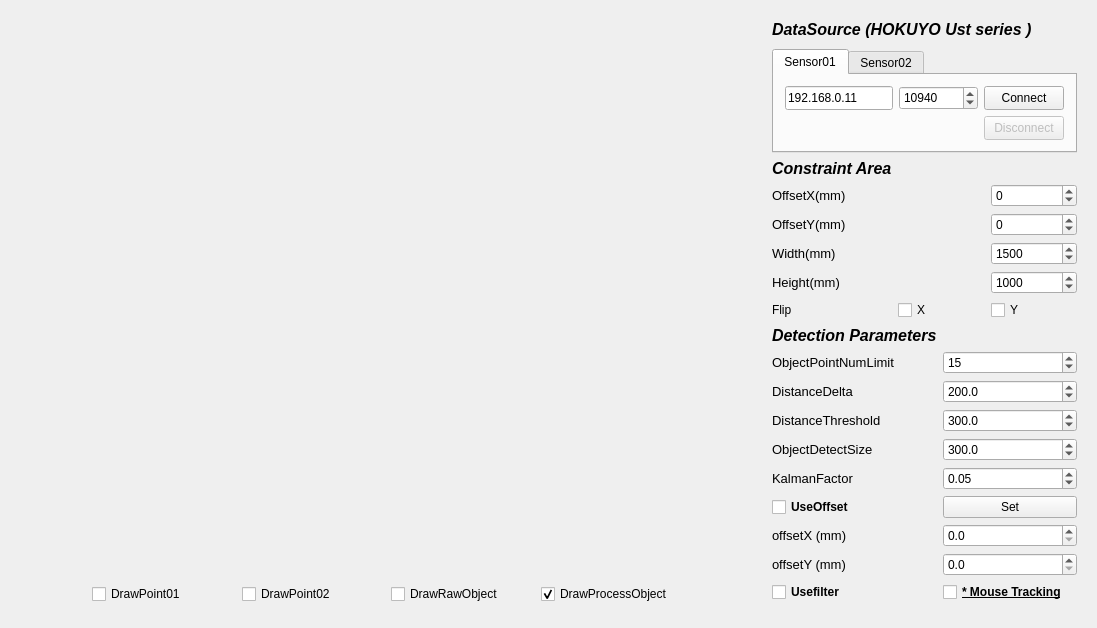
Zhi0927/WiserUrg, file QT_URG/QT_URG.ui: the form before one commit.
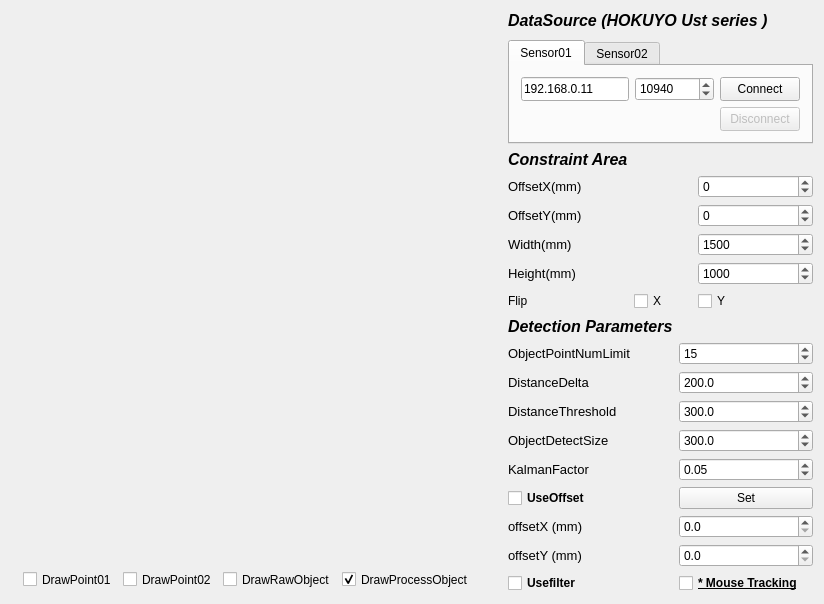
The form after the commit. Custom widgets are drawn as their Qt base class.

```diff
--- a/QT_URG/QT_URG.ui
+++ b/QT_URG/QT_URG.ui
@@ -6,8 +6,8 @@
    <rect>
     <x>0</x>
     <y>0</y>
-    <width>1097</width>
-    <height>601</height>
+    <width>824</width>
+    <height>575</height>
    </rect>
   </property>
   <property name="sizePolicy">
@@ -22,23 +22,14 @@
   <property name="layoutDirection">
    <enum>Qt::LeftToRight</enum>
   </property>
-  <layout class="QGridLayout" name="gridLayout_4" rowstretch="1,0,0,0" columnstretch="10,0">
+  <layout class="QGridLayout" name="gridLayout_4" rowstretch="2,4,6" columnstretch="6,2">
    <property name="leftMargin">
-    <number>20</number>
-   </property>
-   <property name="topMargin">
-    <number>20</number>
-   </property>
-   <property name="rightMargin">
-    <number>20</number>
-   </property>
-   <property name="bottomMargin">
-    <number>20</number>
+    <number>9</number>
    </property>
    <property name="horizontalSpacing">
-    <number>15</number>
+    <number>20</number>
    </property>
-   <item row="0" column="0" rowspan="4">
+   <item row="0" column="0" rowspan="3">
     <layout class="QVBoxLayout" name="verticalLayout_2" stretch="20,1">
      <item>
       <widget class="QCustomPlot" name="plot" native="true">
@@ -187,6 +178,527 @@
      </item>
     </layout>
    </item>
+   <item row="0" column="1">
+    <layout class="QVBoxLayout" name="verticalLayout">
+     <property name="spacing">
+      <number>10</number>
+     </property>
+     <item>
+      <widget class="QLabel" name="DataSource_Label">
+       <property name="sizePolicy">
+        <sizepolicy hsizetype="Expanding" vsizetype="Expanding">
+         <horstretch>0</horstretch>
+         <verstretch>0</verstretch>
+        </sizepolicy>
+       </property>
+       <property name="font">
+        <font>
+         <family>Arial</family>
+         <pointsize>12</pointsize>
+         <weight>75</weight>
+         <italic>true</italic>
+         <bold>true</bold>
+        </font>
+       </property>
+       <property name="text">
+        <string>DataSource (HOKUYO Ust series )</string>
+       </property>
+      </widget>
+     </item>
+     <item>
+      <widget class="QTabWidget" name="tabWidget">
+       <property name="font">
+        <font>
+         <family>Arial</family>
+        </font>
+       </property>
+       <property name="currentIndex">
+        <number>0</number>
+       </property>
+       <widget class="QWidget" name="Sensor01">
+        <attribute name="title">
+         <string>Sensor01</string>
+        </attribute>
+        <layout class="QGridLayout" name="gridLayout_6">
+         <item row="2" column="2">
+          <widget class="QPushButton" name="Disconnect_Button_01">
+           <property name="enabled">
+            <bool>false</bool>
+           </property>
+           <property name="sizePolicy">
+            <sizepolicy hsizetype="Expanding" vsizetype="Expanding">
+             <horstretch>0</horstretch>
+             <verstretch>0</verstretch>
+            </sizepolicy>
+           </property>
+           <property name="text">
+            <string>Disconnect</string>
+           </property>
+          </widget>
+         </item>
+         <item row="1" column="2">
+          <widget class="QPushButton" name="Connect_Button_01">
+           <property name="sizePolicy">
+            <sizepolicy hsizetype="Expanding" vsizetype="Expanding">
+             <horstretch>0</horstretch>
+             <verstretch>0</verstretch>
+            </sizepolicy>
+           </property>
+           <property name="text">
+            <string>Connect</string>
+           </property>
+          </widget>
+         </item>
+         <item row="1" column="1">
+          <widget class="QDoubleSpinBox" name="Port_number_input_01">
+           <property name="sizePolicy">
+            <sizepolicy hsizetype="Expanding" vsizetype="Expanding">
+             <horstretch>0</horstretch>
+             <verstretch>0</verstretch>
+            </sizepolicy>
+           </property>
+           <property name="decimals">
+            <number>0</number>
+           </property>
+           <property name="maximum">
+            <double>20000.000000000000000</double>
+           </property>
+           <property name="stepType">
+            <enum>QAbstractSpinBox::DefaultStepType</enum>
+           </property>
+           <property name="value">
+            <double>10940.000000000000000</double>
+           </property>
+          </widget>
+         </item>
+         <item row="1" column="0">
+          <widget class="QLineEdit" name="IP_Input_01">
+           <property name="sizePolicy">
+            <sizepolicy hsizetype="Expanding" vsizetype="Expanding">
+             <horstretch>0</horstretch>
+             <verstretch>0</verstretch>
+            </sizepolicy>
+           </property>
+           <property name="text">
+            <string>192.168.0.11</string>
+           </property>
+          </widget>
+         </item>
+        </layout>
+       </widget>
+       <widget class="QWidget" name="Sensor02">
+        <attribute name="title">
+         <string>Sensor02</string>
+        </attribute>
+        <layout class="QGridLayout" name="gridLayout_5">
+         <item row="1" column="0">
+          <widget class="QLineEdit" name="IP_Input_02">
+           <property name="sizePolicy">
+            <sizepolicy hsizetype="Expanding" vsizetype="Expanding">
+             <horstretch>0</horstretch>
+             <verstretch>0</verstretch>
+            </sizepolicy>
+           </property>
+           <property name="text">
+            <string>192.168.0.10</string>
+           </property>
+          </widget>
+         </item>
+         <item row="1" column="2">
+          <widget class="QPushButton" name="Connect_Button_02">
+           <property name="sizePolicy">
+            <sizepolicy hsizetype="Expanding" vsizetype="Expanding">
+             <horstretch>0</horstretch>
+             <verstretch>0</verstretch>
+            </sizepolicy>
+           </property>
+           <property name="text">
+            <string>Connect</string>
+           </property>
+          </widget>
+         </item>
+         <item row="1" column="1">
+          <widget class="QDoubleSpinBox" name="Port_number_input_02">
+           <property name="sizePolicy">
+            <sizepolicy hsizetype="Expanding" vsizetype="Expanding">
+             <horstretch>0</horstretch>
+             <verstretch>0</verstretch>
+            </sizepolicy>
+           </property>
+           <property name="decimals">
+            <number>0</number>
+           </property>
+           <property name="maximum">
+            <double>20000.000000000000000</double>
+           </property>
+           <property name="stepType">
+            <enum>QAbstractSpinBox::DefaultStepType</enum>
+           </property>
+           <property name="value">
+            <double>10940.000000000000000</double>
+           </property>
+          </widget>
+         </item>
+         <item row="2" column="2">
+          <widget class="QPushButton" name="Disconnect_Button_02">
+           <property name="enabled">
+            <bool>false</bool>
+           </property>
+           <property name="sizePolicy">
+            <sizepolicy hsizetype="Expanding" vsizetype="Expanding">
+             <horstretch>0</horstretch>
+             <verstretch>0</verstretch>
+            </sizepolicy>
+           </property>
+           <property name="text">
+            <string>Disconnect</string>
+           </property>
+          </widget>
+         </item>
+         <item row="2" column="1">
+          <widget class="QDoubleSpinBox" name="OriginX">
+           <property name="decimals">
+            <number>1</number>
+           </property>
+           <property name="minimum">
+            <double>-20000.000000000000000</double>
+           </property>
+           <property name="maximum">
+            <double>20000.000000000000000</double>
+           </property>
+           <property name="value">
+            <double>-1500.000000000000000</double>
+           </property>
+          </widget>
+         </item>
+         <item row="2" column="0">
+          <widget class="QLabel" name="label">
+           <property name="font">
+            <font>
+             <family>Arial</family>
+             <weight>75</weight>
+             <bold>true</bold>
+            </font>
+           </property>
+           <property name="text">
+            <string> Relative PosX(mm)</string>
+           </property>
+           <property name="alignment">
+            <set>Qt::AlignRight|Qt::AlignTrailing|Qt::AlignVCenter</set>
+           </property>
+          </widget>
+         </item>
+        </layout>
+       </widget>
+      </widget>
+     </item>
+    </layout>
+   </item>
+   <item row="1" column="1">
+    <layout class="QGridLayout" name="gridLayout_2" columnstretch="2,1,2">
+     <item row="0" column="0">
+      <widget class="QLabel" name="Constraint_Region_Label">
+       <property name="sizePolicy">
+        <sizepolicy hsizetype="Expanding" vsizetype="Expanding">
+         <horstretch>0</horstretch>
+         <verstretch>0</verstretch>
+        </sizepolicy>
+       </property>
+       <property name="font">
+        <font>
+         <family>Arial</family>
+         <pointsize>12</pointsize>
+         <weight>75</weight>
+         <italic>true</italic>
+         <bold>true</bold>
+        </font>
+       </property>
+       <property name="text">
+        <string>Constraint Area</string>
+       </property>
+      </widget>
+     </item>
+     <item row="1" column="0">
+      <widget class="QLabel" name="OffsetX_label">
+       <property name="sizePolicy">
+        <sizepolicy hsizetype="Expanding" vsizetype="Expanding">
+         <horstretch>0</horstretch>
+         <verstretch>0</verstretch>
+        </sizepolicy>
+       </property>
+       <property name="font">
+        <font>
+         <family>Arial</family>
+         <pointsize>10</pointsize>
+         <weight>50</weight>
+         <bold>false</bold>
+        </font>
+       </property>
+       <property name="text">
+        <string>OffsetX(mm)</string>
+       </property>
+       <property name="textFormat">
+        <enum>Qt::PlainText</enum>
+       </property>
+       <property name="alignment">
+        <set>Qt::AlignLeading|Qt::AlignLeft|Qt::AlignVCenter</set>
+       </property>
+      </widget>
+     </item>
+     <item row="1" column="2">
+      <widget class="QDoubleSpinBox" name="OffsetX_Input">
+       <property name="sizePolicy">
+        <sizepolicy hsizetype="Expanding" vsizetype="Expanding">
+         <horstretch>0</horstretch>
+         <verstretch>0</verstretch>
+        </sizepolicy>
+       </property>
+       <property name="font">
+        <font>
+         <family>Arial</family>
+        </font>
+       </property>
+       <property name="toolTipDuration">
+        <number>-1</number>
+       </property>
+       <property name="layoutDirection">
+        <enum>Qt::LeftToRight</enum>
+       </property>
+       <property name="autoFillBackground">
+        <bool>false</bool>
+       </property>
+       <property name="decimals">
+        <number>0</number>
+       </property>
+       <property name="minimum">
+        <double>-50000.000000000000000</double>
+       </property>
+       <property name="maximum">
+        <double>50000.000000000000000</double>
+       </property>
+       <property name="value">
+        <double>0.000000000000000</double>
+       </property>
+      </widget>
+     </item>
+     <item row="2" column="0">
+      <widget class="QLabel" name="OffsetY_label">
+       <property name="sizePolicy">
+        <sizepolicy hsizetype="Expanding" vsizetype="Expanding">
+         <horstretch>0</horstretch>
+         <verstretch>0</verstretch>
+        </sizepolicy>
+       </property>
+       <property name="font">
+        <font>
+         <family>Arial</family>
+         <pointsize>10</pointsize>
+         <weight>50</weight>
+         <bold>false</bold>
+        </font>
+       </property>
+       <property name="text">
+        <string>OffsetY(mm)</string>
+       </property>
+       <property name="textFormat">
+        <enum>Qt::PlainText</enum>
+       </property>
+       <property name="alignment">
+        <set>Qt::AlignLeading|Qt::AlignLeft|Qt::AlignVCenter</set>
+       </property>
+      </widget>
+     </item>
+     <item row="2" column="2">
+      <widget class="QDoubleSpinBox" name="OffsetY_Input">
+       <property name="sizePolicy">
+        <sizepolicy hsizetype="Expanding" vsizetype="Expanding">
+         <horstretch>0</horstretch>
+         <verstretch>0</verstretch>
+        </sizepolicy>
+       </property>
+       <property name="font">
+        <font>
+         <family>Arial</family>
+        </font>
+       </property>
+       <property name="decimals">
+        <number>0</number>
+       </property>
+       <property name="minimum">
+        <double>-50000.000000000000000</double>
+       </property>
+       <property name="maximum">
+        <double>50000.000000000000000</double>
+       </property>
+       <property name="value">
+        <double>0.000000000000000</double>
+       </property>
+      </widget>
+     </item>
+     <item row="3" column="0">
+      <widget class="QLabel" name="Width_Label">
+       <property name="sizePolicy">
+        <sizepolicy hsizetype="Expanding" vsizetype="Expanding">
+         <horstretch>0</horstretch>
+         <verstretch>0</verstretch>
+        </sizepolicy>
+       </property>
+       <property name="font">
+        <font>
+         <family>Arial</family>
+         <pointsize>10</pointsize>
+         <weight>50</weight>
+         <bold>false</bold>
+        </font>
+       </property>
+       <property name="text">
+        <string>Width(mm)</string>
+       </property>
+       <property name="textFormat">
+        <enum>Qt::PlainText</enum>
+       </property>
+       <property name="alignment">
+        <set>Qt::AlignLeading|Qt::AlignLeft|Qt::AlignVCenter</set>
+       </property>
+      </widget>
+     </item>
+     <item row="3" column="2">
+      <widget class="QDoubleSpinBox" name="Width_Input">
+       <property name="sizePolicy">
+        <sizepolicy hsizetype="Expanding" vsizetype="Expanding">
+         <horstretch>0</horstretch>
+         <verstretch>0</verstretch>
+        </sizepolicy>
+       </property>
+       <property name="font">
+        <font>
+         <family>Arial</family>
+        </font>
+       </property>
+       <property name="decimals">
+        <number>0</number>
+       </property>
+       <property name="minimum">
+        <double>14.000000000000000</double>
+       </property>
+       <property name="maximum">
+        <double>50000.000000000000000</double>
+       </property>
+       <property name="value">
+        <double>1500.000000000000000</double>
+       </property>
+      </widget>
+     </item>
+     <item row="4" column="0">
+      <widget class="QLabel" name="Height_Label">
+       <property name="sizePolicy">
+        <sizepolicy hsizetype="Expanding" vsizetype="Expanding">
+         <horstretch>0</horstretch>
+         <verstretch>0</verstretch>
+        </sizepolicy>
+       </property>
+       <property name="font">
+        <font>
+         <family>Arial</family>
+         <pointsize>10</pointsize>
+         <weight>50</weight>
+         <bold>false</bold>
+        </font>
+       </property>
+       <property name="text">
+        <string>Height(mm)</string>
+       </property>
+       <property name="textFormat">
+        <enum>Qt::PlainText</enum>
+       </property>
+       <property name="alignment">
+        <set>Qt::AlignLeading|Qt::AlignLeft|Qt::AlignVCenter</set>
+       </property>
+      </widget>
+     </item>
+     <item row="4" column="2">
+      <widget class="QDoubleSpinBox" name="Height_Input">
+       <property name="sizePolicy">
+        <sizepolicy hsizetype="Expanding" vsizetype="Expanding">
+         <horstretch>0</horstretch>
+         <verstretch>0</verstretch>
+        </sizepolicy>
+       </property>
+       <property name="font">
+        <font>
+         <family>Arial</family>
+        </font>
+       </property>
+       <property name="decimals">
+        <number>0</number>
+       </property>
+       <property name="minimum">
+        <double>10.000000000000000</double>
+       </property>
+       <property name="maximum">
+        <double>50000.000000000000000</double>
+       </property>
+       <property name="value">
+        <double>1000.000000000000000</double>
+       </property>
+      </widget>
+     </item>
+     <item row="5" column="0">
+      <widget class="QLabel" name="label_2">
+       <property name="font">
+        <font>
+         <family>Arial</family>
+         <weight>50</weight>
+         <bold>false</bold>
+        </font>
+       </property>
+       <property name="text">
+        <string>Flip</string>
+       </property>
+      </widget>
+     </item>
+     <item row="5" column="1">
+      <widget class="QCheckBox" name="UseFlipX">
+       <property name="sizePolicy">
+        <sizepolicy hsizetype="Expanding" vsizetype="Expanding">
+         <horstretch>0</horstretch>
+         <verstretch>0</verstretch>
+        </sizepolicy>
+       </property>
+       <property name="font">
+        <font>
+         <family>Arial</family>
+         <weight>50</weight>
+         <bold>false</bold>
+        </font>
+       </property>
+       <property name="text">
+        <string>X</string>
+       </property>
+      </widget>
+     </item>
+     <item row="5" column="2">
+      <widget class="QCheckBox" name="UseFlipY">
+       <property name="sizePolicy">
+        <sizepolicy hsizetype="Expanding" vsizetype="Expanding">
+         <horstretch>0</horstretch>
+         <verstretch>0</verstretch>
+        </sizepolicy>
+       </property>
+       <property name="font">
+        <font>
+         <family>Arial</family>
+         <weight>50</weight>
+         <bold>false</bold>
+        </font>
+       </property>
+       <property name="text">
+        <string>Y</string>
+       </property>
+      </widget>
+     </item>
+    </layout>
+   </item>
    <item row="2" column="1">
     <layout class="QGridLayout" name="gridLayout_3">
      <item row="6" column="1">
@@ -704,527 +1216,6 @@
      </item>
     </layout>
    </item>
-   <item row="0" column="1">
-    <layout class="QVBoxLayout" name="verticalLayout">
-     <property name="spacing">
-      <number>10</number>
-     </property>
-     <item>
-      <widget class="QLabel" name="DataSource_Label">
-       <property name="sizePolicy">
-        <sizepolicy hsizetype="Expanding" vsizetype="Expanding">
-         <horstretch>0</horstretch>
-         <verstretch>0</verstretch>
-        </sizepolicy>
-       </property>
-       <property name="font">
-        <font>
-         <family>Arial</family>
-         <pointsize>12</pointsize>
-         <weight>75</weight>
-         <italic>true</italic>
-         <bold>true</bold>
-        </font>
-       </property>
-       <property name="text">
-        <string>DataSource (HOKUYO Ust series )</string>
-       </property>
-      </widget>
-     </item>
-     <item>
-      <widget class="QTabWidget" name="tabWidget">
-       <property name="font">
-        <font>
-         <family>Arial</family>
-        </font>
-       </property>
-       <property name="currentIndex">
-        <number>0</number>
-       </property>
-       <widget class="QWidget" name="Sensor01">
-        <attribute name="title">
-         <string>Sensor01</string>
-        </attribute>
-        <layout class="QGridLayout" name="gridLayout_6">
-         <item row="2" column="2">
-          <widget class="QPushButton" name="Disconnect_Button_01">
-           <property name="enabled">
-            <bool>false</bool>
-           </property>
-           <property name="sizePolicy">
-            <sizepolicy hsizetype="Expanding" vsizetype="Expanding">
-             <horstretch>0</horstretch>
-             <verstretch>0</verstretch>
-            </sizepolicy>
-           </property>
-           <property name="text">
-            <string>Disconnect</string>
-           </property>
-          </widget>
-         </item>
-         <item row="1" column="0">
-          <widget class="QLineEdit" name="IP_Input_01">
-           <property name="sizePolicy">
-            <sizepolicy hsizetype="Expanding" vsizetype="Expanding">
-             <horstretch>0</horstretch>
-             <verstretch>0</verstretch>
-            </sizepolicy>
-           </property>
-           <property name="text">
-            <string>192.168.0.11</string>
-           </property>
-          </widget>
-         </item>
-         <item row="1" column="1">
-          <widget class="QDoubleSpinBox" name="Port_number_input_01">
-           <property name="sizePolicy">
-            <sizepolicy hsizetype="Expanding" vsizetype="Expanding">
-             <horstretch>0</horstretch>
-             <verstretch>0</verstretch>
-            </sizepolicy>
-           </property>
-           <property name="decimals">
-            <number>0</number>
-           </property>
-           <property name="maximum">
-            <double>20000.000000000000000</double>
-           </property>
-           <property name="stepType">
-            <enum>QAbstractSpinBox::DefaultStepType</enum>
-           </property>
-           <property name="value">
-            <double>10940.000000000000000</double>
-           </property>
-          </widget>
-         </item>
-         <item row="1" column="2">
-          <widget class="QPushButton" name="Connect_Button_01">
-           <property name="sizePolicy">
-            <sizepolicy hsizetype="Expanding" vsizetype="Expanding">
-             <horstretch>0</horstretch>
-             <verstretch>0</verstretch>
-            </sizepolicy>
-           </property>
-           <property name="text">
-            <string>Connect</string>
-           </property>
-          </widget>
-         </item>
-        </layout>
-       </widget>
-       <widget class="QWidget" name="Sensor02">
-        <attribute name="title">
-         <string>Sensor02</string>
-        </attribute>
-        <layout class="QGridLayout" name="gridLayout_5">
-         <item row="1" column="0">
-          <widget class="QLineEdit" name="IP_Input_02">
-           <property name="sizePolicy">
-            <sizepolicy hsizetype="Expanding" vsizetype="Expanding">
-             <horstretch>0</horstretch>
-             <verstretch>0</verstretch>
-            </sizepolicy>
-           </property>
-           <property name="text">
-            <string>192.168.0.10</string>
-           </property>
-          </widget>
-         </item>
-         <item row="1" column="2">
-          <widget class="QPushButton" name="Connect_Button_02">
-           <property name="sizePolicy">
-            <sizepolicy hsizetype="Expanding" vsizetype="Expanding">
-             <horstretch>0</horstretch>
-             <verstretch>0</verstretch>
-            </sizepolicy>
-           </property>
-           <property name="text">
-            <string>Connect</string>
-           </property>
-          </widget>
-         </item>
-         <item row="1" column="1">
-          <widget class="QDoubleSpinBox" name="Port_number_input_02">
-           <property name="sizePolicy">
-            <sizepolicy hsizetype="Expanding" vsizetype="Expanding">
-             <horstretch>0</horstretch>
-             <verstretch>0</verstretch>
-            </sizepolicy>
-           </property>
-           <property name="decimals">
-            <number>0</number>
-           </property>
-           <property name="maximum">
-            <double>20000.000000000000000</double>
-           </property>
-           <property name="stepType">
-            <enum>QAbstractSpinBox::DefaultStepType</enum>
-           </property>
-           <property name="value">
-            <double>10940.000000000000000</double>
-           </property>
-          </widget>
-         </item>
-         <item row="2" column="2">
-          <widget class="QPushButton" name="Disconnect_Button_02">
-           <property name="enabled">
-            <bool>false</bool>
-           </property>
-           <property name="sizePolicy">
-            <sizepolicy hsizetype="Expanding" vsizetype="Expanding">
-             <horstretch>0</horstretch>
-             <verstretch>0</verstretch>
-            </sizepolicy>
-           </property>
-           <property name="text">
-            <string>Disconnect</string>
-           </property>
-          </widget>
-         </item>
-         <item row="2" column="1">
-          <widget class="QDoubleSpinBox" name="OriginX">
-           <property name="decimals">
-            <number>1</number>
-           </property>
-           <property name="minimum">
-            <double>-20000.000000000000000</double>
-           </property>
-           <property name="maximum">
-            <double>20000.000000000000000</double>
-           </property>
-           <property name="value">
-            <double>-1500.000000000000000</double>
-           </property>
-          </widget>
-         </item>
-         <item row="2" column="0">
-          <widget class="QLabel" name="label">
-           <property name="font">
-            <font>
-             <family>Arial</family>
-             <weight>75</weight>
-             <bold>true</bold>
-            </font>
-           </property>
-           <property name="text">
-            <string> Relative PosX(mm)</string>
-           </property>
-           <property name="alignment">
-            <set>Qt::AlignRight|Qt::AlignTrailing|Qt::AlignVCenter</set>
-           </property>
-          </widget>
-         </item>
-        </layout>
-       </widget>
-      </widget>
-     </item>
-    </layout>
-   </item>
-   <item row="1" column="1">
-    <layout class="QGridLayout" name="gridLayout_2">
-     <item row="5" column="3">
-      <widget class="QDoubleSpinBox" name="Height_Input">
-       <property name="sizePolicy">
-        <sizepolicy hsizetype="Expanding" vsizetype="Expanding">
-         <horstretch>0</horstretch>
-         <verstretch>0</verstretch>
-        </sizepolicy>
-       </property>
-       <property name="font">
-        <font>
-         <family>Arial</family>
-        </font>
-       </property>
-       <property name="decimals">
-        <number>0</number>
-       </property>
-       <property name="minimum">
-        <double>10.000000000000000</double>
-       </property>
-       <property name="maximum">
-        <double>50000.000000000000000</double>
-       </property>
-       <property name="value">
-        <double>1000.000000000000000</double>
-       </property>
-      </widget>
-     </item>
-     <item row="2" column="3">
-      <widget class="QDoubleSpinBox" name="OffsetX_Input">
-       <property name="sizePolicy">
-        <sizepolicy hsizetype="Expanding" vsizetype="Expanding">
-         <horstretch>0</horstretch>
-         <verstretch>0</verstretch>
-        </sizepolicy>
-       </property>
-       <property name="font">
-        <font>
-         <family>Arial</family>
-        </font>
-       </property>
-       <property name="toolTipDuration">
-        <number>-1</number>
-       </property>
-       <property name="layoutDirection">
-        <enum>Qt::LeftToRight</enum>
-       </property>
-       <property name="autoFillBackground">
-        <bool>false</bool>
-       </property>
-       <property name="decimals">
-        <number>0</number>
-       </property>
-       <property name="minimum">
-        <double>-50000.000000000000000</double>
-       </property>
-       <property name="maximum">
-        <double>50000.000000000000000</double>
-       </property>
-       <property name="value">
-        <double>0.000000000000000</double>
-       </property>
-      </widget>
-     </item>
-     <item row="1" column="0">
-      <widget class="QLabel" name="Constraint_Region_Label">
-       <property name="sizePolicy">
-        <sizepolicy hsizetype="Expanding" vsizetype="Expanding">
-         <horstretch>0</horstretch>
-         <verstretch>0</verstretch>
-        </sizepolicy>
-       </property>
-       <property name="font">
-        <font>
-         <family>Arial</family>
-         <pointsize>12</pointsize>
-         <weight>75</weight>
-         <italic>true</italic>
-         <bold>true</bold>
-        </font>
-       </property>
-       <property name="text">
-        <string>Constraint Area</string>
-       </property>
-      </widget>
-     </item>
-     <item row="5" column="0">
-      <widget class="QLabel" name="Height_Label">
-       <property name="sizePolicy">
-        <sizepolicy hsizetype="Expanding" vsizetype="Expanding">
-         <horstretch>0</horstretch>
-         <verstretch>0</verstretch>
-        </sizepolicy>
-       </property>
-       <property name="font">
-        <font>
-         <family>Arial</family>
-         <pointsize>10</pointsize>
-         <weight>50</weight>
-         <bold>false</bold>
-        </font>
-       </property>
-       <property name="text">
-        <string>Height(mm)</string>
-       </property>
-       <property name="textFormat">
-        <enum>Qt::PlainText</enum>
-       </property>
-       <property name="alignment">
-        <set>Qt::AlignLeading|Qt::AlignLeft|Qt::AlignVCenter</set>
-       </property>
-      </widget>
-     </item>
-     <item row="3" column="0">
-      <widget class="QLabel" name="OffsetY_label">
-       <property name="sizePolicy">
-        <sizepolicy hsizetype="Expanding" vsizetype="Expanding">
-         <horstretch>0</horstretch>
-         <verstretch>0</verstretch>
-        </sizepolicy>
-       </property>
-       <property name="font">
-        <font>
-         <family>Arial</family>
-         <pointsize>10</pointsize>
-         <weight>50</weight>
-         <bold>false</bold>
-        </font>
-       </property>
-       <property name="text">
-        <string>OffsetY(mm)</string>
-       </property>
-       <property name="textFormat">
-        <enum>Qt::PlainText</enum>
-       </property>
-       <property name="alignment">
-        <set>Qt::AlignLeading|Qt::AlignLeft|Qt::AlignVCenter</set>
-       </property>
-      </widget>
-     </item>
-     <item row="4" column="0">
-      <widget class="QLabel" name="Width_Label">
-       <property name="sizePolicy">
-        <sizepolicy hsizetype="Expanding" vsizetype="Expanding">
-         <horstretch>0</horstretch>
-         <verstretch>0</verstretch>
-        </sizepolicy>
-       </property>
-       <property name="font">
-        <font>
-         <family>Arial</family>
-         <pointsize>10</pointsize>
-         <weight>50</weight>
-         <bold>false</bold>
-        </font>
-       </property>
-       <property name="text">
-        <string>Width(mm)</string>
-       </property>
-       <property name="textFormat">
-        <enum>Qt::PlainText</enum>
-       </property>
-       <property name="alignment">
-        <set>Qt::AlignLeading|Qt::AlignLeft|Qt::AlignVCenter</set>
-       </property>
-      </widget>
-     </item>
-     <item row="2" column="0">
-      <widget class="QLabel" name="OffsetX_label">
-       <property name="sizePolicy">
-        <sizepolicy hsizetype="Expanding" vsizetype="Expanding">
-         <horstretch>0</horstretch>
-         <verstretch>0</verstretch>
-        </sizepolicy>
-       </property>
-       <property name="font">
-        <font>
-         <family>Arial</family>
-         <pointsize>10</pointsize>
-         <weight>50</weight>
-         <bold>false</bold>
-        </font>
-       </property>
-       <property name="text">
-        <string>OffsetX(mm)</string>
-       </property>
-       <property name="textFormat">
-        <enum>Qt::PlainText</enum>
-       </property>
-       <property name="alignment">
-        <set>Qt::AlignLeading|Qt::AlignLeft|Qt::AlignVCenter</set>
-       </property>
-      </widget>
-     </item>
-     <item row="3" column="3">
-      <widget class="QDoubleSpinBox" name="OffsetY_Input">
-       <property name="sizePolicy">
-        <sizepolicy hsizetype="Expanding" vsizetype="Expanding">
-         <horstretch>0</horstretch>
-         <verstretch>0</verstretch>
-        </sizepolicy>
-       </property>
-       <property name="font">
-        <font>
-         <family>Arial</family>
-        </font>
-       </property>
-       <property name="decimals">
-        <number>0</number>
-       </property>
-       <property name="minimum">
-        <double>-50000.000000000000000</double>
-       </property>
-       <property name="maximum">
-        <double>50000.000000000000000</double>
-       </property>
-       <property name="value">
-        <double>0.000000000000000</double>
-       </property>
-      </widget>
-     </item>
-     <item row="4" column="3">
-      <widget class="QDoubleSpinBox" name="Width_Input">
-       <property name="sizePolicy">
-        <sizepolicy hsizetype="Expanding" vsizetype="Expanding">
-         <horstretch>0</horstretch>
-         <verstretch>0</verstretch>
-        </sizepolicy>
-       </property>
-       <property name="font">
-        <font>
-         <family>Arial</family>
-        </font>
-       </property>
-       <property name="decimals">
-        <number>0</number>
-       </property>
-       <property name="minimum">
-        <double>14.000000000000000</double>
-       </property>
-       <property name="maximum">
-        <double>50000.000000000000000</double>
-       </property>
-       <property name="value">
-        <double>1500.000000000000000</double>
-       </property>
-      </widget>
-     </item>
-     <item row="6" column="1">
-      <widget class="QCheckBox" name="UseFlipX">
-       <property name="sizePolicy">
-        <sizepolicy hsizetype="Expanding" vsizetype="Expanding">
-         <horstretch>0</horstretch>
-         <verstretch>0</verstretch>
-        </sizepolicy>
-       </property>
-       <property name="font">
-        <font>
-         <family>Arial</family>
-         <weight>50</weight>
-         <bold>false</bold>
-        </font>
-       </property>
-       <property name="text">
-        <string>X</string>
-       </property>
-      </widget>
-     </item>
-     <item row="6" column="0">
-      <widget class="QLabel" name="label_2">
-       <property name="font">
-        <font>
-         <family>Arial</family>
-         <weight>50</weight>
-         <bold>false</bold>
-        </font>
-       </property>
-       <property name="text">
-        <string>Flip</string>
-       </property>
-      </widget>
-     </item>
-     <item row="6" column="3">
-      <widget class="QCheckBox" name="UseFlipY">
-       <property name="sizePolicy">
-        <sizepolicy hsizetype="Expanding" vsizetype="Expanding">
-         <horstretch>0</horstretch>
-         <verstretch>0</verstretch>
-        </sizepolicy>
-       </property>
-       <property name="font">
-        <font>
-         <family>Arial</family>
-         <weight>50</weight>
-         <bold>false</bold>
-        </font>
-       </property>
-       <property name="text">
-        <string>Y</string>
-       </property>
-      </widget>
-     </item>
-    </layout>
-   </item>
   </layout>
  </widget>
  <layoutdefault spacing="6" margin="11"/>
```
